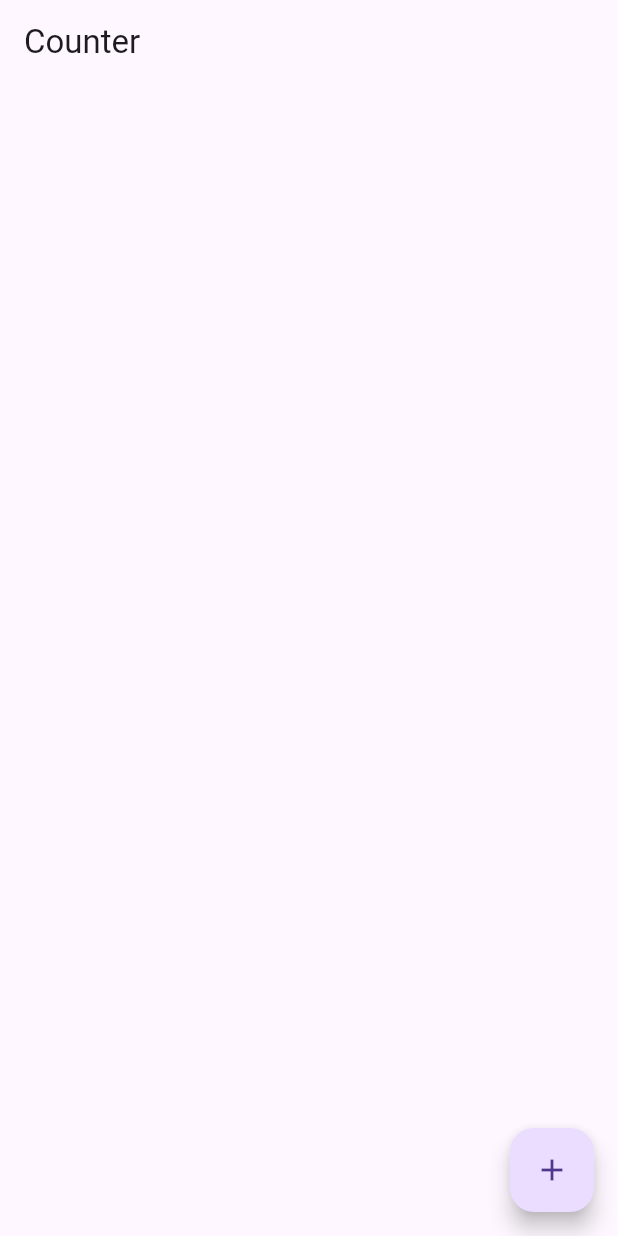
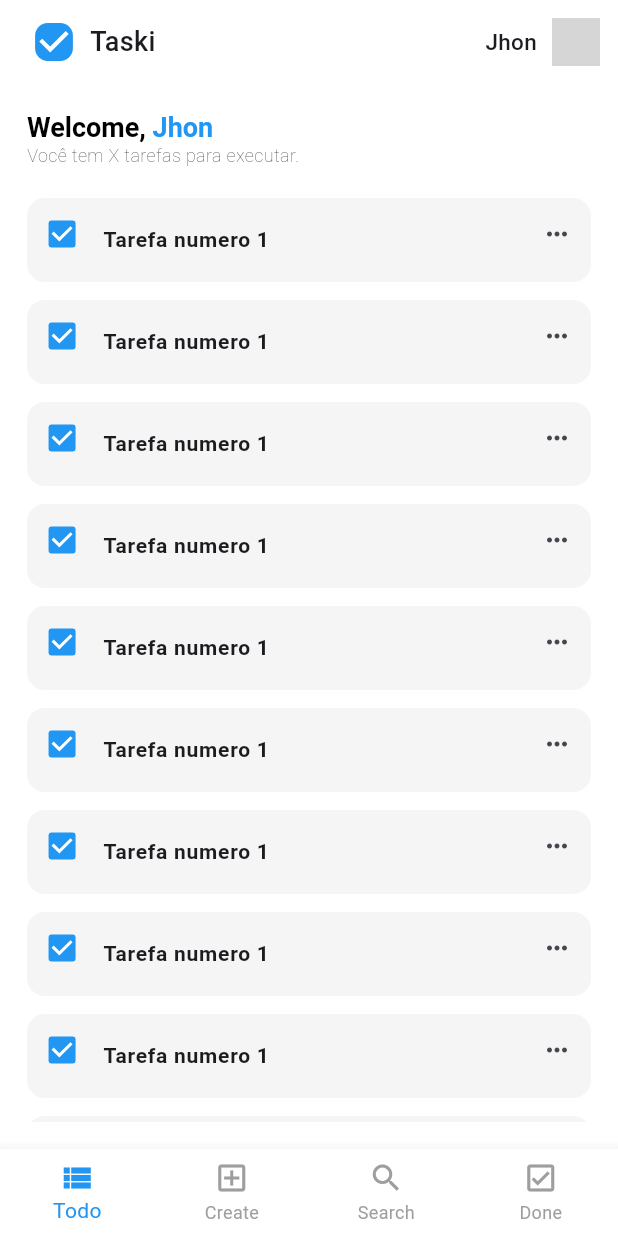
Before and after one commit to CharllysOmena/tasks-flutter, a Flutter app: the screen it shows after launch, on a phone screen of 412 x 824 dp. Run offline on Flutter 3.47's test engine with Material 3 defaults, Android fonts, the phone set to English and light mode, and no system bars; our stand-ins replace flutter_mobx, flutter_modular, mobx, sqflite; accounts and stored records are empty; generated files the repository leaves out were written again; network calls fail; grey boxes are pictures that could not be loaded.

Commit message:
finalizando tela de home

```diff
--- a/notechallenge/lib/app/app_widget.dart
+++ b/notechallenge/lib/app/app_widget.dart
@@ -5,8 +5,11 @@ class AppWidget extends StatelessWidget {
   @override
   Widget build(BuildContext context) {
     return MaterialApp.router(
-      title: 'Flutter Slidy',
-      theme: ThemeData(primarySwatch: Colors.blue),
+      title: 'notes',
+      theme: ThemeData(
+          primarySwatch: Colors.blue,
+          appBarTheme: AppBarTheme(color: Colors.white),
+          scaffoldBackgroundColor: Colors.white),
       routerDelegate: Modular.routerDelegate,
       routeInformationParser: Modular.routeInformationParser,
     );
--- a/notechallenge/lib/app/modules/home/home_module.dart
+++ b/notechallenge/lib/app/modules/home/home_module.dart
@@ -1,4 +1,7 @@
 import 'package:flutter_modular/flutter_modular.dart';
+import 'package:notechallenge/app/modules/home/ui/pages/busca_page.dart';
+import 'package:notechallenge/app/modules/home/ui/pages/cadastro_page.dart';
+import 'package:notechallenge/app/modules/home/ui/pages/concluidas_page.dart';
 import 'interactors/stores/home_store.dart';
 
 import 'ui/pages/home_page.dart';
@@ -12,5 +15,8 @@ class HomeModule extends Module {
   @override
   final List<ModularRoute> routes = [
     ChildRoute(Modular.initialRoute, child: (_, args) => HomePage()),
+    ChildRoute("/cadastrar", child: (_, args) => CadastroPage()),
+    ChildRoute("/busca", child: (_, args) => BuscaPage()),
+    ChildRoute("/concluida", child: (_, args) => ConcluidasPage()),
   ];
 }
--- a/notechallenge/lib/app/modules/home/ui/pages/home_page.dart
+++ b/notechallenge/lib/app/modules/home/ui/pages/home_page.dart
@@ -1,7 +1,12 @@
 import 'package:flutter/material.dart';
 import 'package:flutter_mobx/flutter_mobx.dart';
 import 'package:flutter_modular/flutter_modular.dart';
+import 'package:notechallenge/app/modules/home/data/entities/nota_entities.dart';
+import 'package:notechallenge/app/modules/home/ui/widget/text_main.dart';
 import '../../interactors/stores/home_store.dart';
+import '../widget/bottom_navigation_Person.dart';
+import '../widget/custom_appbar.dart';
+import '../widget/note_list.dart';
 
 class HomePage extends StatefulWidget {
   final String title;
@@ -23,16 +28,23 @@ class _HomePageState extends State<HomePage> {
   @override
   Widget build(BuildContext context) {
     return Scaffold(
-      appBar: AppBar(
-        title: Text('Counter'),
+      appBar: CustomAppBar(),
+      body: Container(
+        padding: EdgeInsets.all(18),
+        child: Column(
+          crossAxisAlignment: CrossAxisAlignment.start,
+          children: [
+            TextMain(nome: "Jhon"),
+            Text(
+              "Você tem X tarefas para executar.",
+              style: TextStyle(fontWeight: FontWeight.w200, fontSize: 12),
+            ),
+            SizedBox(height: 20),
+            NoteList(notas: []),
+          ],
+        ),
       ),
-      body: Observer(
-        builder: (context) => Text(""),
-      ),
-      floatingActionButton: FloatingActionButton(
-        onPressed: () {},
-        child: Icon(Icons.add),
-      ),
+      bottomNavigationBar: BottomBarPerson(index: 0),
     );
   }
 }
--- /dev/null
+++ b/notechallenge/lib/app/modules/home/ui/widget/bottom_navigation_Person.dart
@@ -0,0 +1,52 @@
+import 'package:flutter/material.dart';
+import 'package:flutter_modular/flutter_modular.dart';
+
+class BottomBarPerson extends StatelessWidget {
+  final int index;
+
+  const BottomBarPerson({
+    super.key,
+    required this.index,
+  });
+
+  @override
+  Widget build(BuildContext context) {
+    final List<String> _routes = [
+      "/",
+      "/cadastrar",
+      "/busca",
+      "/concluida",
+    ];
+
+    return BottomNavigationBar(
+      backgroundColor: Colors.white,
+      currentIndex: index,
+      onTap: (index) {
+        print(index);
+        Modular.to.navigate(_routes[index]);
+      },
+      type: BottomNavigationBarType.fixed,
+      items: [
+        BottomNavigationBarItem(
+          icon: Icon(Icons.view_list),
+          label: 'Todo',
+        ),
+        BottomNavigationBarItem(
+          icon: Icon(Icons.add_box_outlined),
+          label: 'Create',
+        ),
+        BottomNavigationBarItem(
+          icon: Icon(Icons.search),
+          label: 'Search',
+        ),
+        BottomNavigationBarItem(
+          icon: Icon(Icons.check_box_outlined),
+          label: 'Done',
+        ),
+      ],
+      selectedItemColor: Colors.blue,
+      unselectedItemColor: Colors.grey,
+      showUnselectedLabels: true,
+    );
+  }
+}
--- /dev/null
+++ b/notechallenge/lib/app/modules/home/ui/widget/custom_appbar.dart
@@ -0,0 +1,59 @@
+import 'package:flutter/material.dart';
+
+class CustomAppBar extends StatelessWidget implements PreferredSizeWidget {
+  const CustomAppBar({
+    super.key,
+  });
+
+  @override
+  Widget build(BuildContext context) {
+    return AppBar(
+      leadingWidth: 150,
+      leading: Row(
+        children: [
+          SizedBox(width: 12),
+          Center(
+            child: Transform.scale(
+              scale: 1.4,
+              child: Checkbox(
+                value: true,
+                onChanged: (value) {},
+                shape: RoundedRectangleBorder(
+                  borderRadius: BorderRadius.circular(6),
+                ),
+                fillColor: WidgetStateProperty.all(Colors.blue),
+                checkColor: Colors.white,
+              ),
+            ),
+          ),
+          Text(
+            'Taski',
+            style: TextStyle(fontWeight: FontWeight.w500, fontSize: 18),
+          )
+        ],
+      ),
+      actions: [
+        Text(
+          "Jhon",
+          style: TextStyle(fontWeight: FontWeight.w500, fontSize: 15),
+        ),
+        SizedBox(
+          width: 10,
+        ),
+        Padding(
+          padding: const EdgeInsets.only(right: 12.0),
+          child: CircleAvatar(
+            backgroundImage: NetworkImage(
+              'https://i.pravatar.cc/300',
+            ),
+            radius: 16,
+          ),
+        ),
+      ],
+    );
+  }
+
+  @override
+  // TODO: implement preferredSize
+  Size get preferredSize => Size.fromHeight(kToolbarHeight);
+}
--- /dev/null
+++ b/notechallenge/lib/app/modules/home/ui/widget/note_list.dart
@@ -0,0 +1,73 @@
+import 'package:flutter/material.dart';
+
+import '../../data/entities/nota_entities.dart';
+
+class NoteList extends StatelessWidget {
+  final List<Nota> notas;
+  const NoteList({
+    super.key,
+    required this.notas,
+  });
+
+  @override
+  Widget build(BuildContext context) {
+    return Expanded(
+      child: ListView.builder(
+        itemBuilder: (_, index) {
+          return Padding(
+            padding: const EdgeInsets.only(bottom: 12),
+            child: Container(
+              decoration: BoxDecoration(
+                color: Colors.grey[100],
+                borderRadius: BorderRadius.circular(12),
+              ),
+              child: Row(
+                crossAxisAlignment: CrossAxisAlignment.start,
+                children: [
+                  SizedBox(width: 12),
+                  Flexible(
+                    flex: 1,
+                    child: Checkbox(
+                      value: true,
+                      onChanged: (value) {},
+                      activeColor: Colors.blue,
+                    ),
+                  ),
+                  Flexible(
+                    flex: 13,
+                    child: ListTile(
+                      title: Text(
+                        "Tarefa numero 1",
+                        style: TextStyle(
+                          fontWeight: FontWeight.w600,
+                          fontSize: 14,
+                        ),
+                      ),
+                      // subtitle: Text(
+                      //   "loren ipsun loren ipsun loren ipsun loren ipsun loren ipsun loren ipsun",
+                      //   style: TextStyle(
+                      //     fontWeight: FontWeight.w300,
+                      //     fontSize: 12,
+                      //   ),
+                      // ),
+                    ),
+                  ),
+                  Flexible(
+                    flex: 2,
+                    child: IconButton(
+                      onPressed: () {},
+                      icon: Icon(
+                        Icons.more_horiz,
+                        size: 20,
+                      ),
+                    ),
+                  )
+                ],
+              ),
+            ),
+          );
+        },
+      ),
+    );
+  }
+}
--- /dev/null
+++ b/notechallenge/lib/app/modules/home/ui/widget/text_main.dart
@@ -0,0 +1,35 @@
+import 'package:flutter/material.dart';
+
+class TextMain extends StatelessWidget {
+  final String nome;
+  const TextMain({
+    super.key,
+    required this.nome,
+  });
+
+  @override
+  Widget build(BuildContext context) {
+    return RichText(
+      text: TextSpan(
+        children: [
+          TextSpan(
+            text: "Welcome, ",
+            style: TextStyle(
+              color: Colors.black,
+              fontSize: 18,
+              fontWeight: FontWeight.bold,
+            ),
+          ),
+          TextSpan(
+            text: nome,
+            style: TextStyle(
+              color: Colors.blue,
+              fontSize: 18,
+              fontWeight: FontWeight.bold,
+            ),
+          ),
+        ],
+      ),
+    );
+  }
+}
```
Also changed, not shown: notechallenge/lib/app/modules/home/ui/pages/busca_page.dart (added, +36 -0 lines), notechallenge/lib/app/modules/home/ui/pages/cadastro_page.dart (added, +36 -0 lines), notechallenge/lib/app/modules/home/ui/pages/concluidas_page.dart (added, +37 -0 lines), notechallenge/lib/main.dart (+8 -1 lines), 2 other files.
